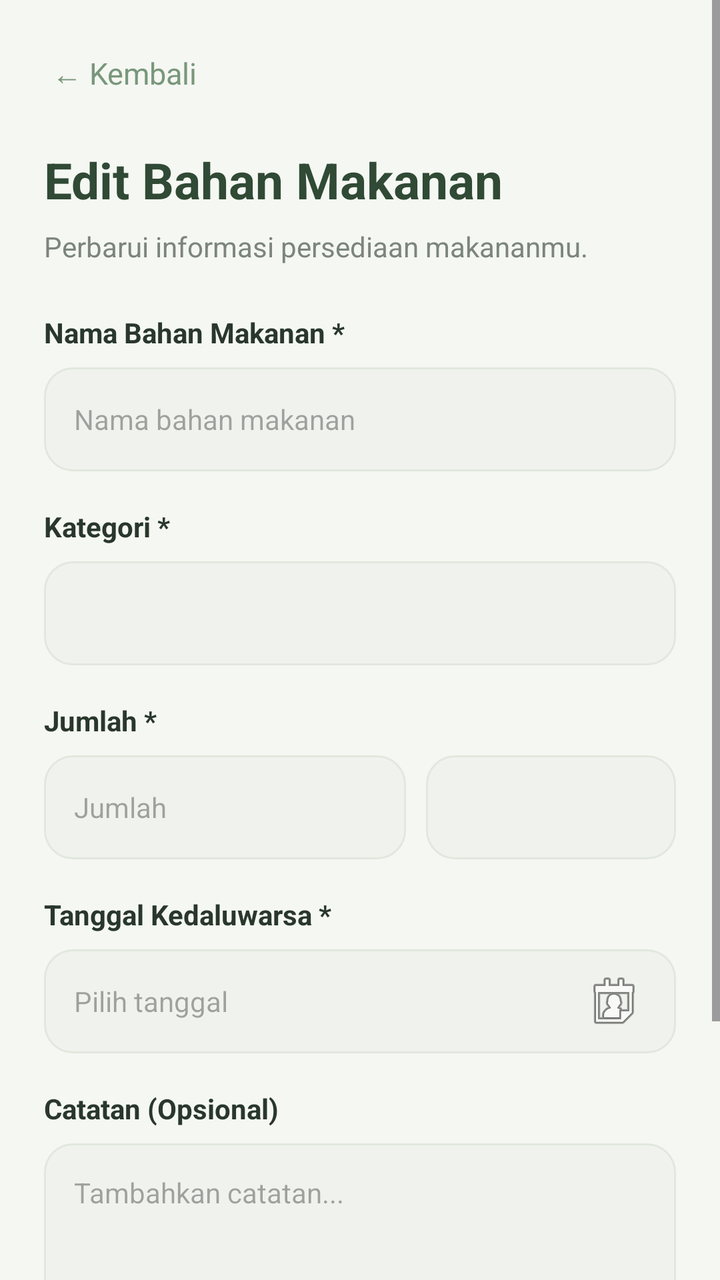
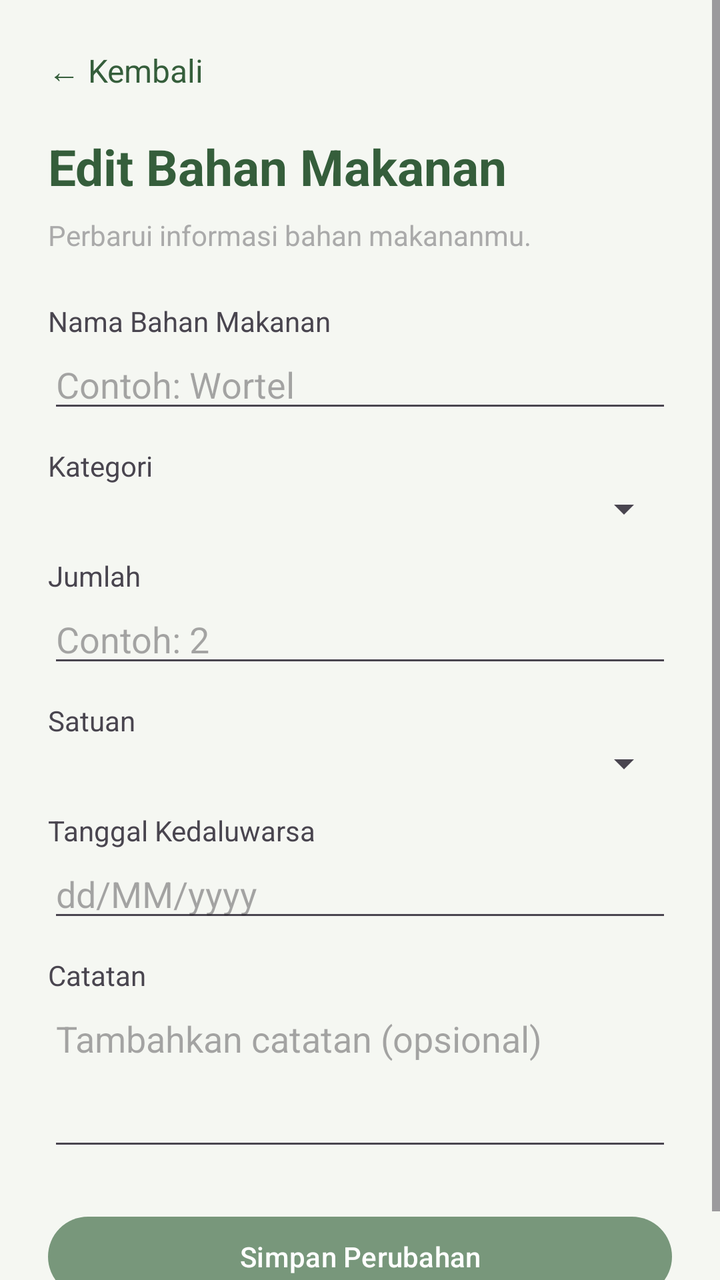

An Android layout rendered at two revisions. The XML below is the earlier revision; the diff shows what the commit changed to produce the second picture.
<!-- AndroidManifest.xml: application theme Theme.FridgeFoodSaver -->
<!-- res/layout/activity_edit_food.xml -->
<?xml version="1.0" encoding="utf-8"?>
<ScrollView xmlns:android="http://schemas.android.com/apk/res/android"
    android:layout_width="match_parent"
    android:layout_height="match_parent"
    android:background="@color/soft_white"
    android:fillViewport="true">

    <LinearLayout
        android:layout_width="match_parent"
        android:layout_height="wrap_content"
        android:orientation="vertical"
        android:padding="22dp">

        <TextView
            android:id="@+id/tvBack"
            android:layout_width="wrap_content"
            android:layout_height="wrap_content"
            android:padding="4dp"
            android:text="← Kembali"
            android:textColor="@color/sage_green"
            android:textSize="15sp" />

        <TextView
            android:layout_width="match_parent"
            android:layout_height="wrap_content"
            android:layout_marginTop="22dp"
            android:text="Edit Bahan Makanan"
            android:textColor="@color/dark_green"
            android:textSize="25sp"
            android:textStyle="bold" />

        <TextView
            android:layout_width="match_parent"
            android:layout_height="wrap_content"
            android:layout_marginTop="7dp"
            android:text="Perbarui informasi persediaan makananmu."
            android:textColor="@color/text_gray"
            android:textSize="14sp" />

        
        <TextView
            android:layout_width="wrap_content"
            android:layout_height="wrap_content"
            android:layout_marginTop="24dp"
            android:text="Nama Bahan Makanan *"
            android:textColor="@color/text_dark"
            android:textSize="14sp"
            android:textStyle="bold" />

        <EditText
            android:id="@+id/etEditFoodName"
            android:layout_width="match_parent"
            android:layout_height="52dp"
            android:layout_marginTop="8dp"
            android:background="@drawable/bg_input"
            android:hint="Nama bahan makanan"
            android:inputType="textCapSentences"
            android:paddingHorizontal="15dp"
            android:textColor="@color/text_dark"
            android:textSize="14sp" />

        
        <TextView
            android:layout_width="wrap_content"
            android:layout_height="wrap_content"
            android:layout_marginTop="18dp"
            android:text="Kategori *"
            android:textColor="@color/text_dark"
            android:textSize="14sp"
            android:textStyle="bold" />

        <Spinner
            android:id="@+id/spEditCategory"
            android:layout_width="match_parent"
            android:layout_height="52dp"
            android:layout_marginTop="8dp"
            android:background="@drawable/bg_input"
            android:paddingHorizontal="12dp" />

        
        <TextView
            android:layout_width="wrap_content"
            android:layout_height="wrap_content"
            android:layout_marginTop="18dp"
            android:text="Jumlah *"
            android:textColor="@color/text_dark"
            android:textSize="14sp"
            android:textStyle="bold" />

        <LinearLayout
            android:layout_width="match_parent"
            android:layout_height="52dp"
            android:layout_marginTop="8dp"
            android:orientation="horizontal">

            <EditText
                android:id="@+id/etEditQuantity"
                android:layout_width="0dp"
                android:layout_height="match_parent"
                android:layout_weight="1"
                android:background="@drawable/bg_input"
                android:hint="Jumlah"
                android:inputType="numberDecimal"
                android:paddingHorizontal="15dp"
                android:textColor="@color/text_dark"
                android:textSize="14sp" />

            <Spinner
                android:id="@+id/spEditUnit"
                android:layout_width="125dp"
                android:layout_height="match_parent"
                android:layout_marginStart="10dp"
                android:background="@drawable/bg_input"
                android:paddingHorizontal="8dp" />
        </LinearLayout>

        
        <TextView
            android:layout_width="wrap_content"
            android:layout_height="wrap_content"
            android:layout_marginTop="18dp"
            android:text="Tanggal Kedaluwarsa *"
            android:textColor="@color/text_dark"
            android:textSize="14sp"
            android:textStyle="bold" />

        <EditText
            android:id="@+id/etEditExpiryDate"
            android:layout_width="match_parent"
            android:layout_height="52dp"
            android:layout_marginTop="8dp"
            android:background="@drawable/bg_input"
            android:clickable="true"
            android:focusable="false"
            android:hint="Pilih tanggal"
            android:paddingHorizontal="15dp"
            android:textColor="@color/text_dark"
            android:textSize="14sp"
            android:drawableEnd="@android:drawable/ic_menu_my_calendar"
            android:drawablePadding="10dp" />

        
        <TextView
            android:layout_width="wrap_content"
            android:layout_height="wrap_content"
            android:layout_marginTop="18dp"
            android:text="Catatan (Opsional)"
            android:textColor="@color/text_dark"
            android:textSize="14sp"
            android:textStyle="bold" />

        <EditText
            android:id="@+id/etEditNotes"
            android:layout_width="match_parent"
            android:layout_height="100dp"
            android:layout_marginTop="8dp"
            android:background="@drawable/bg_input"
            android:gravity="top"
            android:hint="Tambahkan catatan..."
            android:inputType="textCapSentences|textMultiLine"
            android:padding="15dp"
            android:textColor="@color/text_dark"
            android:textSize="14sp" />

        <Button
            android:id="@+id/btnUpdateFood"
            android:layout_width="match_parent"
            android:layout_height="55dp"
            android:layout_marginTop="25dp"
            android:backgroundTint="@color/sage_green"
            android:text="Simpan Perubahan"
            android:textAllCaps="false"
            android:textColor="@color/pure_white"
            android:textSize="15sp"
            android:textStyle="bold" />

        <TextView
            android:layout_width="match_parent"
            android:layout_height="wrap_content"
            android:layout_marginTop="12dp"
            android:gravity="center"
            android:text="* Wajib diisi"
            android:textColor="@color/text_gray"
            android:textSize="12sp" />

    </LinearLayout>
</ScrollView>
<!-- resources referenced by this layout -->
<resources>
  <color name="dark_green">#304A35</color>
  <color name="pure_white">#FFFFFF</color>
  <color name="sage_green">#78977B</color>
  <color name="soft_white">#F5F7F2</color>
  <color name="text_dark">#29372C</color>
  <color name="text_gray">#7B857C</color>
  <!-- drawable bg_input (drawable) -->
  <?xml version="1.0" encoding="utf-8"?>
  <shape xmlns:android="http://schemas.android.com/apk/res/android">
  
      <solid android:color="@color/input_background"/>
  
      <corners android:radius="14dp"/>
  
      <stroke
          android:width="1dp"
          android:color="#E1E8DE"/>
  
  </shape>
  <style name="Theme.FridgeFoodSaver" parent="Theme.Material3.DayNight.NoActionBar">
  
          <item name="colorPrimary">@color/sage_green</item>
          <item name="colorOnPrimary">@color/pure_white</item>
          <item name="colorSecondary">@color/warm_orange</item>
          <item name="android:statusBarColor">@color/soft_white</item>
          <item name="android:navigationBarColor">@color/soft_white</item>
          <item name="android:windowLightStatusBar">true</item>
          <item name="android:windowBackground">@color/soft_white</item>
      </style>
  <color name="input_background">#F0F3ED</color>
  <color name="warm_orange">#E99A4A</color>
</resources>

<!-- the commit's change to res/layout/activity_edit_food.xml (unified diff, before → after) -->
@@ -9,179 +9,116 @@
         android:layout_width="match_parent"
         android:layout_height="wrap_content"
         android:orientation="vertical"
-        android:padding="22dp">
+        android:padding="24dp">
 
         <TextView
             android:id="@+id/tvBack"
             android:layout_width="wrap_content"
             android:layout_height="wrap_content"
-            android:padding="4dp"
             android:text="← Kembali"
-            android:textColor="@color/sage_green"
-            android:textSize="15sp" />
+            android:textColor="#355E3B"
+            android:textSize="16sp"
+            android:paddingBottom="20dp" />
 
         <TextView
             android:layout_width="match_parent"
             android:layout_height="wrap_content"
-            android:layout_marginTop="22dp"
             android:text="Edit Bahan Makanan"
-            android:textColor="@color/dark_green"
+            android:textColor="#355E3B"
             android:textSize="25sp"
-            android:textStyle="bold" />
+            android:textStyle="bold"
+            android:paddingBottom="8dp" />
 
         <TextView
             android:layout_width="match_parent"
             android:layout_height="wrap_content"
-            android:layout_marginTop="7dp"
-            android:text="Perbarui informasi persediaan makananmu."
-            android:textColor="@color/text_gray"
-            android:textSize="14sp" />
+            android:text="Perbarui informasi bahan makananmu."
+            android:textColor="@android:color/darker_gray"
+            android:textSize="14sp"
+            android:paddingBottom="24dp" />
 
-        
         <TextView
-            android:layout_width="wrap_content"
+            android:layout_width="match_parent"
             android:layout_height="wrap_content"
-            android:layout_marginTop="24dp"
-            android:text="Nama Bahan Makanan *"
-            android:textColor="@color/text_dark"
-            android:textSize="14sp"
-            android:textStyle="bold" />
+            android:text="Nama Bahan Makanan" />
 
         <EditText
             android:id="@+id/etEditFoodName"
             android:layout_width="match_parent"
-            android:layout_height="52dp"
-            android:layout_marginTop="8dp"
-            android:background="@drawable/bg_input"
-            android:hint="Nama bahan makanan"
-            android:inputType="textCapSentences"
-            android:paddingHorizontal="15dp"
-            android:textColor="@color/text_dark"
-            android:textSize="14sp" />
+            android:layout_height="wrap_content"
+            android:hint="Contoh: Wortel"
+            android:inputType="textCapSentences" />
 
-        
         <TextView
-            android:layout_width="wrap_content"
+            android:layout_width="match_parent"
             android:layout_height="wrap_content"
-            android:layout_marginTop="18dp"
-            android:text="Kategori *"
-            android:textColor="@color/text_dark"
-            android:textSize="14sp"
-            android:textStyle="bold" />
+            android:text="Kategori"
+            android:paddingTop="12dp" />
 
         <Spinner
             android:id="@+id/spEditCategory"
             android:layout_width="match_parent"
-            android:layout_height="52dp"
-            android:layout_marginTop="8dp"
-            android:background="@drawable/bg_input"
-            android:paddingHorizontal="12dp" />
+            android:layout_height="wrap_content" />
 
-        
         <TextView
-            android:layout_width="wrap_content"
+            android:layout_width="match_parent"
             android:layout_height="wrap_content"
-            android:layout_marginTop="18dp"
-            android:text="Jumlah *"
-            android:textColor="@color/text_dark"
-            android:textSize="14sp"
-            android:textStyle="bold" />
+            android:text="Jumlah"
+            android:paddingTop="12dp" />
 
-        <LinearLayout
+        <EditText
+            android:id="@+id/etEditQuantity"
             android:layout_width="match_parent"
-            android:layout_height="52dp"
-            android:layout_marginTop="8dp"
-            android:orientation="horizontal">
+            android:layout_height="wrap_content"
+            android:hint="Contoh: 2"
+            android:inputType="numberDecimal" />
 
-            <EditText
-                android:id="@+id/etEditQuantity"
-                android:layout_width="0dp"
-                android:layout_height="match_parent"
-                android:layout_weight="1"
-                android:background="@drawable/bg_input"
-                android:hint="Jumlah"
-                android:inputType="numberDecimal"
-                android:paddingHorizontal="15dp"
-                android:textColor="@color/text_dark"
-                android:textSize="14sp" />
+        <TextView
+            android:layout_width="match_parent"
+            android:layout_height="wrap_content"
+            android:text="Satuan"
+            android:paddingTop="12dp" />
 
-            <Spinner
-                android:id="@+id/spEditUnit"
-                android:layout_width="125dp"
-                android:layout_height="match_parent"
-                android:layout_marginStart="10dp"
-                android:background="@drawable/bg_input"
-                android:paddingHorizontal="8dp" />
-        </LinearLayout>
+        <Spinner
+            android:id="@+id/spEditUnit"
+            android:layout_width="match_parent"
+            android:layout_height="wrap_content" />
 
-        
         <TextView
-            android:layout_width="wrap_content"
+            android:layout_width="match_parent"
             android:layout_height="wrap_content"
-            android:layout_marginTop="18dp"
-            android:text="Tanggal Kedaluwarsa *"
-            android:textColor="@color/text_dark"
-            android:textSize="14sp"
-            android:textStyle="bold" />
+            android:text="Tanggal Kedaluwarsa"
+            android:paddingTop="12dp" />
 
         <EditText
             android:id="@+id/etEditExpiryDate"
             android:layout_width="match_parent"
-            android:layout_height="52dp"
-            android:layout_marginTop="8dp"
-            android:background="@drawable/bg_input"
-            android:clickable="true"
+            android:layout_height="wrap_content"
+            android:hint="dd/MM/yyyy"
             android:focusable="false"
-            android:hint="Pilih tanggal"
-            android:paddingHorizontal="15dp"
-            android:textColor="@color/text_dark"
-            android:textSize="14sp"
-            android:drawableEnd="@android:drawable/ic_menu_my_calendar"
-            android:drawablePadding="10dp" />
+            android:clickable="true" />
 
-        
         <TextView
-            android:layout_width="wrap_content"
+            android:layout_width="match_parent"
             android:layout_height="wrap_content"
-            android:layout_marginTop="18dp"
-            android:text="Catatan (Opsional)"
-            android:textColor="@color/text_dark"
-            android:textSize="14sp"
-            android:textStyle="bold" />
+            android:text="Catatan"
+            android:paddingTop="12dp" />
 
         <EditText
             android:id="@+id/etEditNotes"
             android:layout_width="match_parent"
-            android:layout_height="100dp"
-            android:layout_marginTop="8dp"
-            android:background="@drawable/bg_input"
+            android:layout_height="wrap_content"
+            android:hint="Tambahkan catatan (opsional)"
             android:gravity="top"
-            android:hint="Tambahkan catatan..."
-            android:inputType="textCapSentences|textMultiLine"
-            android:padding="15dp"
-            android:textColor="@color/text_dark"
-            android:textSize="14sp" />
+            android:minLines="3"
+            android:inputType="textMultiLine" />
 
         <Button
             android:id="@+id/btnUpdateFood"
             android:layout_width="match_parent"
-            android:layout_height="55dp"
-            android:layout_marginTop="25dp"
-            android:backgroundTint="@color/sage_green"
+            android:layout_height="wrap_content"
             android:text="Simpan Perubahan"
-            android:textAllCaps="false"
-            android:textColor="@color/pure_white"
-            android:textSize="15sp"
-            android:textStyle="bold" />
-
-        <TextView
-            android:layout_width="match_parent"
-            android:layout_height="wrap_content"
-            android:layout_marginTop="12dp"
-            android:gravity="center"
-            android:text="* Wajib diisi"
-            android:textColor="@color/text_gray"
-            android:textSize="12sp" />
+            android:layout_marginTop="24dp" />
 
     </LinearLayout>
 </ScrollView>
<!-- resource entries referenced after the edit -->
@@ -1,24 +1,8 @@
 <!-- resources referenced by this layout -->
 <resources>
-  <color name="dark_green">#304A35</color>
   <color name="pure_white">#FFFFFF</color>
   <color name="sage_green">#78977B</color>
   <color name="soft_white">#F5F7F2</color>
-  <color name="text_dark">#29372C</color>
-  <color name="text_gray">#7B857C</color>
-  <!-- drawable bg_input (drawable) -->
-  <?xml version="1.0" encoding="utf-8"?>
-  <shape xmlns:android="http://schemas.android.com/apk/res/android">
-  
-      <solid android:color="@color/input_background"/>
-  
-      <corners android:radius="14dp"/>
-  
-      <stroke
-          android:width="1dp"
-          android:color="#E1E8DE"/>
-  
-  </shape>
   <style name="Theme.FridgeFoodSaver" parent="Theme.Material3.DayNight.NoActionBar">
   
           <item name="colorPrimary">@color/sage_green</item>
@@ -29,7 +13,6 @@
           <item name="android:windowLightStatusBar">true</item>
           <item name="android:windowBackground">@color/soft_white</item>
       </style>
-  <color name="input_background">#F0F3ED</color>
   <color name="warm_orange">#E99A4A</color>
 </resources>
 
